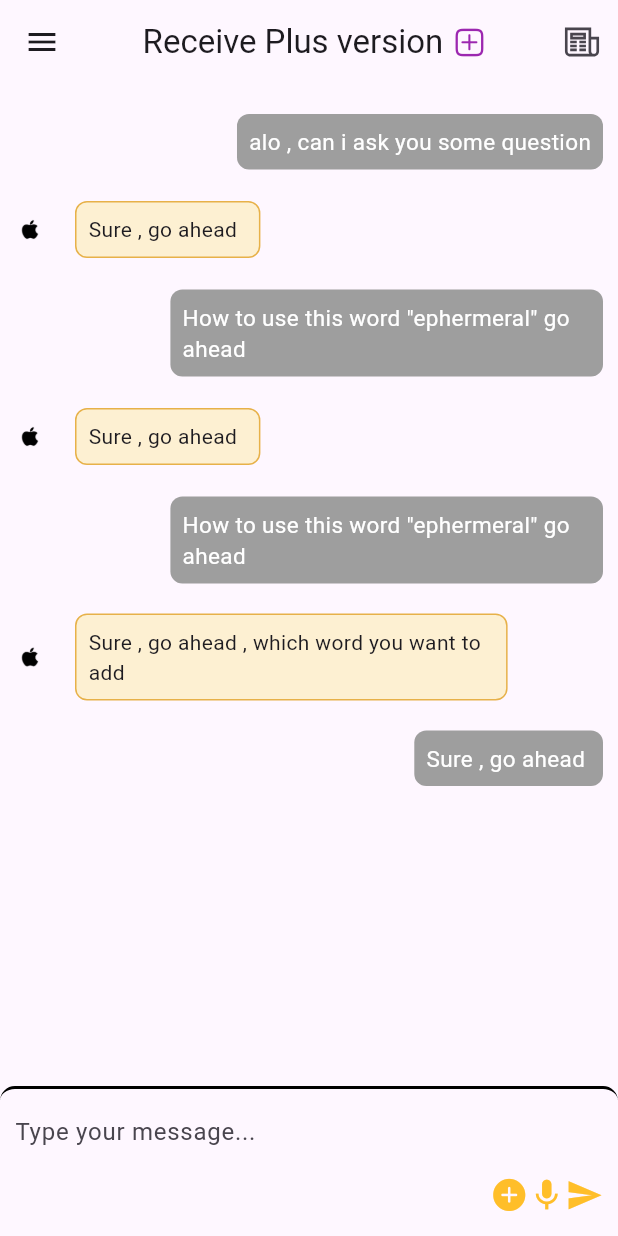
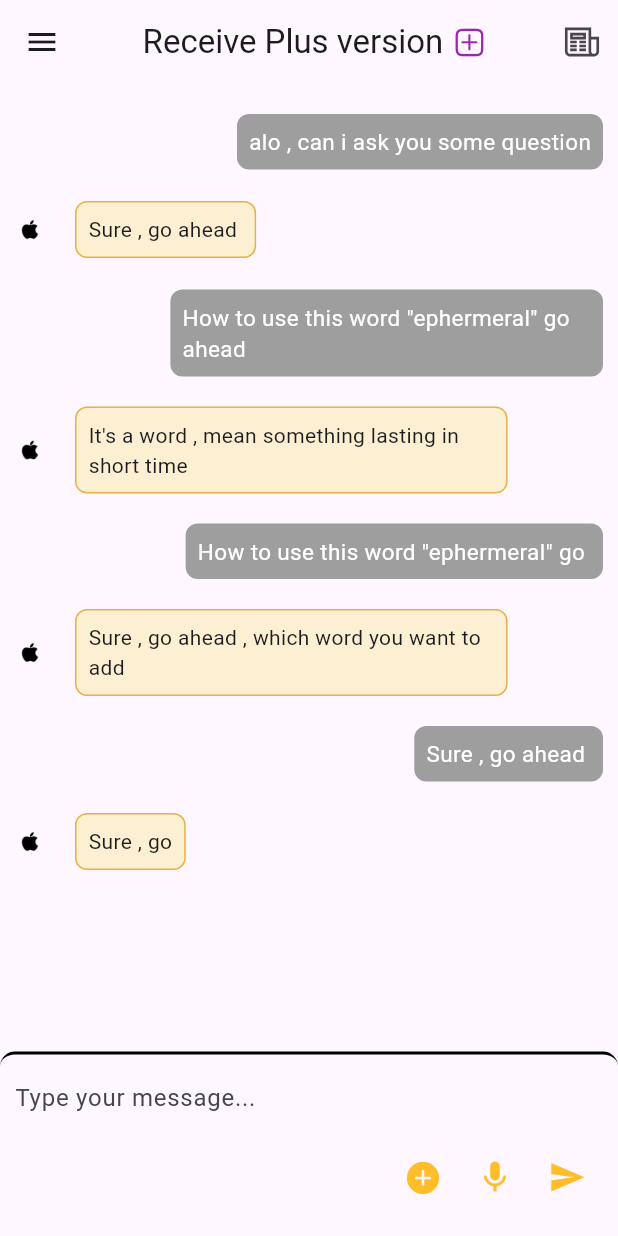
Before and after one commit to Hungyen0303/FlashCard, a Flutter app: the ChatWithAIPage screen opened directly, on a phone screen of 412 x 824 dp. Run offline on Flutter 3.47's test engine with Material 3 defaults, Android fonts, the phone set to English and light mode, and no system bars; our stand-ins replace flutter_colorpicker, flutter_spinkit, font_awesome_flutter, go_router, google_fonts, google_nav_bar and 6 more; missing offline and left inert: flutter_flip_card, flutter_iconpicker, google_mlkit_text_recognition, pie_menu; accounts and stored records are empty; Roboto replaces fonts that are missing (MainFont).

Commit message:
complete feature chat with AI local

```diff
--- /dev/null
+++ b/lib/data/repositories/chatWithAI/ChatWithAIRepoLocal.dart
@@ -0,0 +1,52 @@
+import 'package:flashcard_learning/data/repositories/chatWithAI/ChatWithAIRepo.dart';
+
+class ChatWithAIRepoLocal extends ChatWithAIRepo {
+  // Fake database
+  List<String> botChat = [
+    "Sure , go ahead ",
+    "It's a word , mean something lasting in short time",
+    "Sure , go ahead , which word you want to add  ",
+    "Sure , go",
+  ];
+
+  List<String> humanChat = [
+    "alo , can i ask you some question",
+    "How to use this word \"ephermeral\" go ahead ",
+    "How to use this word \"ephermeral\" go ",
+    "Sure , go ahead ",
+  ];
+
+  @override
+  Future<List<String>> loadBotChat(String nameOfConversation) async {
+    await Future.delayed(Duration(milliseconds: 500));
+    return botChat;
+  }
+
+  @override
+  Future<List<String>> loadHumanChat(String nameOfConversation) async {
+    await Future.delayed(Duration(milliseconds: 500));
+    return humanChat;
+  }
+
+  @override
+  Future<bool> sendMessage(String message) async {
+    bool isSuccess = await getMessage(message);
+    if (isSuccess) {
+      humanChat.add(message);
+    }
+
+    return isSuccess;
+  }
+
+  @override
+  Future<bool> getMessage(String message) async {
+    await Future.delayed(const Duration(milliseconds: 3000));
+
+    String res = "Sure , this is .... ";
+    botChat.add(res);
+
+    // api call service
+
+    return true;
+  }
+}
--- a/lib/main.dart
+++ b/lib/main.dart
@@ -1,6 +1,7 @@
 import 'package:flashcard_learning/data/repositories/auth/AuthRepositoryLocal.dart';
 import 'package:flashcard_learning/routing/router.dart';
 import 'package:flashcard_learning/ui/auth/login/view_models/login_viewmodel.dart';
+import 'package:flashcard_learning/ui/chat/view_models/ChatWithAIViewModel.dart';
 import 'package:flashcard_learning/ui/dictionary/DictionaryViewModel.dart';
 import 'package:flashcard_learning/ui/flashcard_sets/view_models/flashCardSetViewModel.dart';
 import 'package:flashcard_learning/ui/flashcard_sets/widgets/CustomCardProvider.dart';
@@ -30,6 +31,8 @@ void main() {
           create: (_) => FlashCardSetViewModel()),
       ChangeNotifierProvider<SpecificFlashCardViewModel>(
           create: (_) => SpecificFlashCardViewModel()),
+      ChangeNotifierProvider<ChatWithAIViewModel>(
+          create: (_) => ChatWithAIViewModel()),
       Provider<DictionaryViewModel>(create: (context) => DictionaryViewModel()),
     ],
     child: MyApp(),
--- /dev/null
+++ b/lib/ui/chat/view_models/ChatWithAIViewModel.dart
@@ -0,0 +1,40 @@
+import 'package:flashcard_learning/data/repositories/chatWithAI/ChatWithAIRepo.dart';
+import 'package:flashcard_learning/data/repositories/chatWithAI/ChatWithAIRepoLocal.dart';
+import 'package:flutter/cupertino.dart';
+import 'package:provider/provider.dart';
+
+class ChatWithAIViewModel extends ChangeNotifier {
+  String nameOfConversation = "Conversation 1 ";
+
+  final ChatWithAIRepo _repo = ChatWithAIRepoLocal();
+
+  List<String> botChat = [];
+
+  List<String> humanChat = [];
+
+  bool isLoading = false;
+
+  void setNameOfConversation(String name) {
+    nameOfConversation = name;
+  }
+
+  Future<void> loadData() async {
+    botChat = await _repo.loadBotChat(nameOfConversation);
+    humanChat = await _repo.loadHumanChat(nameOfConversation);
+    notifyListeners();
+  }
+
+  Future<bool> sendMessage(String text) async {
+    humanChat.add(text);
+    botChat.add("");
+    notifyListeners();
+
+    bool isSuccess = await _repo.sendMessage(text);
+    if (isSuccess) {
+      humanChat.removeAt(botChat.length - 2);
+      botChat.removeAt(botChat.length - 2);
+      notifyListeners();
+    }
+    return isSuccess;
+  }
+}
--- a/lib/ui/chat/widgets/ContentChatContainer.dart
+++ b/lib/ui/chat/widgets/ContentChatContainer.dart
@@ -3,12 +3,12 @@ import 'package:flutter/cupertino.dart';
 import 'package:flutter/material.dart';
 import 'package:google_fonts/google_fonts.dart';
 
-class Contentchatcontainer extends StatelessWidget {
-  Contentchatcontainer({super.key, required this.isBot, required this.content});
+class ContentChatContainer extends StatelessWidget {
+  ContentChatContainer({super.key, required this.isBot, required this.content, required this.isLoading});
 
   final bool isBot;
-
   final String content;
+  final bool isLoading;
 
   @override
   Widget build(BuildContext context) {
@@ -27,23 +27,25 @@ class Contentchatcontainer extends StatelessWidget {
                     ),
                   ),
                 ),
-                IntrinsicWidth(
+                isLoading || content.isEmpty
+                    ? CircularProgressIndicator()
+                    : IntrinsicWidth(
                         child: Container(
                           constraints: BoxConstraints(
                               maxWidth: MediaQuery.of(context).size.width * 0.7,
-                        minWidth: MediaQuery.of(context).size.width * 0.3),
+                              minWidth:
+                                  MediaQuery.of(context).size.width * 0.1),
                           padding: EdgeInsets.all(8),
                           margin: EdgeInsets.only(left: 10, top: 20),
                           decoration: BoxDecoration(
                             color: MAIN_THEME_YELLOW,
-                      border:
-                          Border.all(width: 1, color: MAIN_THEME_YELLOW_TEXT),
+                            border: Border.all(
+                                width: 1, color: MAIN_THEME_YELLOW_TEXT),
                             borderRadius: BorderRadius.circular(8),
                           ),
                           alignment: Alignment.centerLeft,
                           child: Text(
                             content,
-
                           ),
                         ),
                       ),
@@ -56,7 +58,7 @@ class Contentchatcontainer extends StatelessWidget {
               child: Container(
                 constraints: BoxConstraints(
                     maxWidth: MediaQuery.of(context).size.width * 0.7,
-                    minWidth: MediaQuery.of(context).size.width * 0.3),
+                    minWidth: MediaQuery.of(context).size.width * 0.1),
                 padding: EdgeInsets.all(8),
                 margin: EdgeInsets.only(right: 10, top: 20),
                 decoration: BoxDecoration(
@@ -64,11 +66,10 @@ class Contentchatcontainer extends StatelessWidget {
                   borderRadius: BorderRadius.circular(8),
                 ),
                 alignment: Alignment.centerLeft,
-                child: Text(content,
-                style: TextStyle(
-                  color: Colors.white,
-                  fontSize: 15
-                ),),
+                child: Text(
+                  content,
+                  style: TextStyle(color: Colors.white, fontSize: 15),
+                ),
               ),
             ),
           );
--- a/lib/ui/chat/widgets/ConversationWidget.dart
+++ /dev/null
@@ -1,36 +0,0 @@
-import 'package:flashcard_learning/ui/chat/widgets/ContentChatContainer.dart';
-import 'package:flutter/cupertino.dart';
-import 'package:flutter/material.dart';
-
-class ConversationWidget extends StatefulWidget {
-  const ConversationWidget({super.key});
-
-  @override
-  State<ConversationWidget> createState() => _ConversationWidgetState();
-}
-
-class _ConversationWidgetState extends State<ConversationWidget> {
-  @override
-  Widget build(BuildContext context) {
-    return SingleChildScrollView(
-      child: Column(
-        children: [
-          Contentchatcontainer(
-              isBot: false, content: "alo , can i ask you some question"),
-          Contentchatcontainer(isBot: true, content: "Sure , go ahead "),
-          Contentchatcontainer(
-              isBot: false,
-              content: "How to use this word \"ephermeral\" go ahead "),
-          Contentchatcontainer(isBot: true, content: "Sure , go ahead "),
-          Contentchatcontainer(
-              isBot: false,
-              content: "How to use this word \"ephermeral\" go ahead "),
-
-          Contentchatcontainer(isBot: true, content: "Sure , go ahead , which word you want to add  "),
-          Contentchatcontainer(isBot: false, content: "Sure , go ahead "),
-
-        ],
-      ),
-    );
-  }
-}
--- a/lib/ui/chat/widgets/chatwithAI_screen.dart
+++ b/lib/ui/chat/widgets/chatwithAI_screen.dart
@@ -1,9 +1,12 @@
+import 'package:flashcard_learning/ui/chat/view_models/ChatWithAIViewModel.dart';
 import 'package:flutter/cupertino.dart';
 import 'package:flutter/material.dart';
+import 'package:flutter_spinkit/flutter_spinkit.dart';
 import 'package:line_icons/line_icons.dart';
+import 'package:provider/provider.dart';
 
 import '../../../utils/color/AllColor.dart';
-import 'ConversationWidget.dart';
+import 'ContentChatContainer.dart';
 
 class ChatWithAIPage extends StatefulWidget {
   const ChatWithAIPage({super.key});
@@ -14,11 +17,13 @@ class ChatWithAIPage extends StatefulWidget {
 
 class _ChatWithAiPageState extends State<ChatWithAIPage> {
   int _selectedIndex = 0;
-  TextEditingController _searchController = TextEditingController();
+  TextEditingController searchController = TextEditingController();
+  final TextEditingController askingController = TextEditingController();
+  late Future<void> data;
+
   static const TextStyle optionStyle =
       TextStyle(fontSize: 30, fontWeight: FontWeight.bold);
   static const List<Widget> _widgetOptions = <Widget>[
-    ConversationWidget(),
     Text(
       'Index 0: Home',
       style: optionStyle,
@@ -41,7 +46,85 @@ class _ChatWithAiPageState extends State<ChatWithAIPage> {
   }
 
   bool isAsking = false;
-  final TextEditingController _askingcontroller = TextEditingController();
+
+  IconThemeData iconThemeData = const IconThemeData(
+    size: 25,
+    color: Color(0xffffbe29),
+  );
+
+  void sendMessage(String text) async {
+    _scrollToFocusedField(1000);
+    ChatWithAIViewModel chatWithAIViewModel =
+        Provider.of<ChatWithAIViewModel>(context, listen: false);
+    bool sentSuccessfully =
+        await chatWithAIViewModel.sendMessage(askingController.text);
+
+    if (!sentSuccessfully) {
+      showDialog(
+          context: context,
+          builder: (context) {
+            return AlertDialog(
+              title: Text("Error"),
+              contentTextStyle: TextStyle(fontSize: 15, color: Colors.black),
+              titleTextStyle: TextStyle(color: Colors.red, fontSize: 30),
+              content: Text("Check internet connection "),
+            );
+          });
+    }
+  }
+
+  void attachImage() {}
+
+  Future<void> loadData() async {
+    await Provider.of<ChatWithAIViewModel>(context, listen: false).loadData();
+  }
+
+  List<ContentChatContainer> buildChatColumn() {
+    ChatWithAIViewModel chatWithAIViewModel =
+        Provider.of<ChatWithAIViewModel>(context, listen: false);
+    List<ContentChatContainer> listChat = [];
+    for (int i = 0; i < chatWithAIViewModel.botChat.length; i++) {
+      listChat.add(
+        ContentChatContainer(
+          isBot: false,
+          content: chatWithAIViewModel.humanChat[i],
+          isLoading: false,
+        ),
+      );
+      listChat.add(ContentChatContainer(
+        isBot: true,
+        content: chatWithAIViewModel.botChat[i],
+        isLoading: false,
+      ));
+    }
+    return listChat;
+  }
+
+  @override
+  void initState() {
+    super.initState();
+    data = loadData();
+  }
+
+  void askByVoice() {}
+  ScrollController _scrollController = ScrollController();
+
+  void _scrollToFocusedField(double offset) {
+    Future.delayed(const Duration(milliseconds: 250), () {
+      _scrollController.animateTo(
+        offset,
+        duration: const Duration(milliseconds: 300),
+        curve: Curves.bounceInOut,
+      );
+    });
+  }
+
+  @override
+  void dispose() {
+    super.dispose();
+    askingController.dispose();
+    searchController.dispose();
+  }
 
   @override
   Widget build(BuildContext context) {
@@ -61,7 +144,10 @@ class _ChatWithAiPageState extends State<ChatWithAIPage> {
             mainAxisAlignment: MainAxisAlignment.center,
             children: [
               Text("Receive Plus version "),
-              Icon(CupertinoIcons.plus_app , color: Colors.purple,)
+              Icon(
+                CupertinoIcons.plus_app,
+                color: Colors.purple,
+              )
             ],
           ),
         ),
@@ -70,7 +156,7 @@ class _ChatWithAiPageState extends State<ChatWithAIPage> {
           child: ListView(
             children: [
               Container(
-                margin: EdgeInsets.symmetric(horizontal: 10),
+                margin: const EdgeInsets.symmetric(horizontal: 10),
                 child: SearchBar(
                   onTap: () {
                     setState(() {
@@ -83,7 +169,7 @@ class _ChatWithAiPageState extends State<ChatWithAIPage> {
                       //isSearch = false;
                     });
                   },
-                  controller: _searchController,
+                  controller: searchController,
                   elevation: WidgetStateProperty.all(3.0),
                   shadowColor: WidgetStateProperty.all(
                       MAIN_THEME_PURPLE.withOpacity(0.2)),
@@ -146,11 +232,34 @@ class _ChatWithAiPageState extends State<ChatWithAIPage> {
         ),
         body: Column(
           children: [
-            Expanded(child: ConversationWidget()),
+            Expanded(
+                child: FutureBuilder(
+                    future: data,
+                    builder: (context, snapshot) {
+                      return Consumer<ChatWithAIViewModel>(
+                          builder: (context, chatWithAIViewModel, child) {
+                        if (snapshot.connectionState ==
+                            ConnectionState.waiting) {
+                          return const Center(
+                              child: SpinKitFadingFour(
+                            color: Colors.yellowAccent,
+                          ));
+                        }
+                        return SingleChildScrollView(
+                          controller: _scrollController,
+                          child: Column(children: [
+                            ...buildChatColumn(),
+                            SizedBox(
+                              height: MediaQuery.of(context).size.height * 0.55,
+                            )
+                          ]),
+                        );
+                      });
+                    })),
             Container(
-              padding: EdgeInsets.only(left: 10, right: 10, top: 5, bottom: 15),
-              decoration: BoxDecoration(
-                boxShadow: [] ,
+              padding: const EdgeInsets.only(
+                  left: 10, right: 10, top: 5, bottom: 15),
+              decoration: const BoxDecoration(
                 border: Border(top: BorderSide(width: 2)),
                 borderRadius: BorderRadius.only(
                     topRight: Radius.circular(10),
@@ -164,13 +273,13 @@ class _ChatWithAiPageState extends State<ChatWithAIPage> {
                     onTapOutside: (e) {
                       FocusManager.instance.primaryFocus?.unfocus();
                     },
-                    controller: _askingcontroller,
+                    controller: askingController,
                     onTap: () {
                       setState(() {
                         isAsking = true;
                       });
                     },
-                    decoration: InputDecoration(
+                    decoration: const InputDecoration(
                       disabledBorder: InputBorder.none,
                       enabledBorder: InputBorder.none,
                       focusedBorder: InputBorder.none,
@@ -179,27 +288,35 @@ class _ChatWithAiPageState extends State<ChatWithAIPage> {
                       hintText: 'Type your message...',
                     ),
                   ),
-                  SizedBox(
+                  const SizedBox(
                     height: 5,
                   ),
                   Row(
                     mainAxisAlignment: MainAxisAlignment.end,
                     children: [
-                      Icon(
-                        CupertinoIcons.plus_circle_fill,
-                        size: 25,
-                        color: Color(0xffffbe29),
-                      ),
-                      Icon(
-                        Icons.mic,
-                        size: 25,
-                        color: Color(0xffffbe29),
-                      ),
-                      Icon(
-                        Icons.send,
-                        size: 25,
-                        color: Color(0xffffbe29),
-                      )
+                      IconButton(
+                          onPressed: () {},
+                          icon: IconTheme(
+                            data: iconThemeData,
+                            child: Icon(
+                              CupertinoIcons.plus_circle_fill,
+                            ),
+                          )),
+                      IconButton(
+                          onPressed: () {},
+                          icon: IconTheme(
+                            data: iconThemeData,
+                            child: Icon(Icons.mic),
+                          )),
+                      IconButton(
+                          onPressed: () {
+                            sendMessage(askingController.text);
+                            askingController.clear();
+                          },
+                          icon: IconTheme(
+                            data: iconThemeData,
+                            child: const Icon(Icons.send),
+                          )),
                     ],
                   )
                 ],
```
Also changed, not shown: lib/data/repositories/chatWithAI/ChatWithAIRepo.dart (added, +10 -0 lines), lib/ui/account/account_screen.dart (+4 -29 lines), lib/ui/account/profile_screen.dart (added, +65 -0 lines), lib/data/repositories/chatWithAI/note.txt (added). Lines whose indentation alone changed are shown as unchanged.
